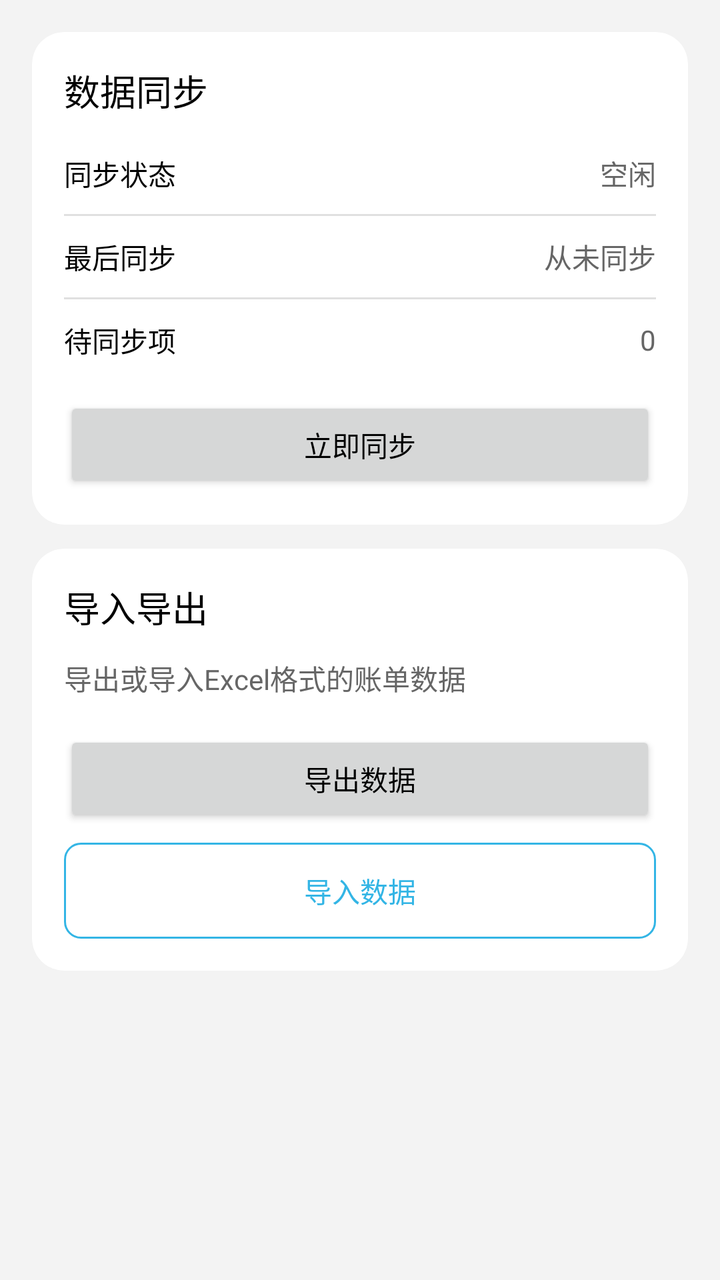
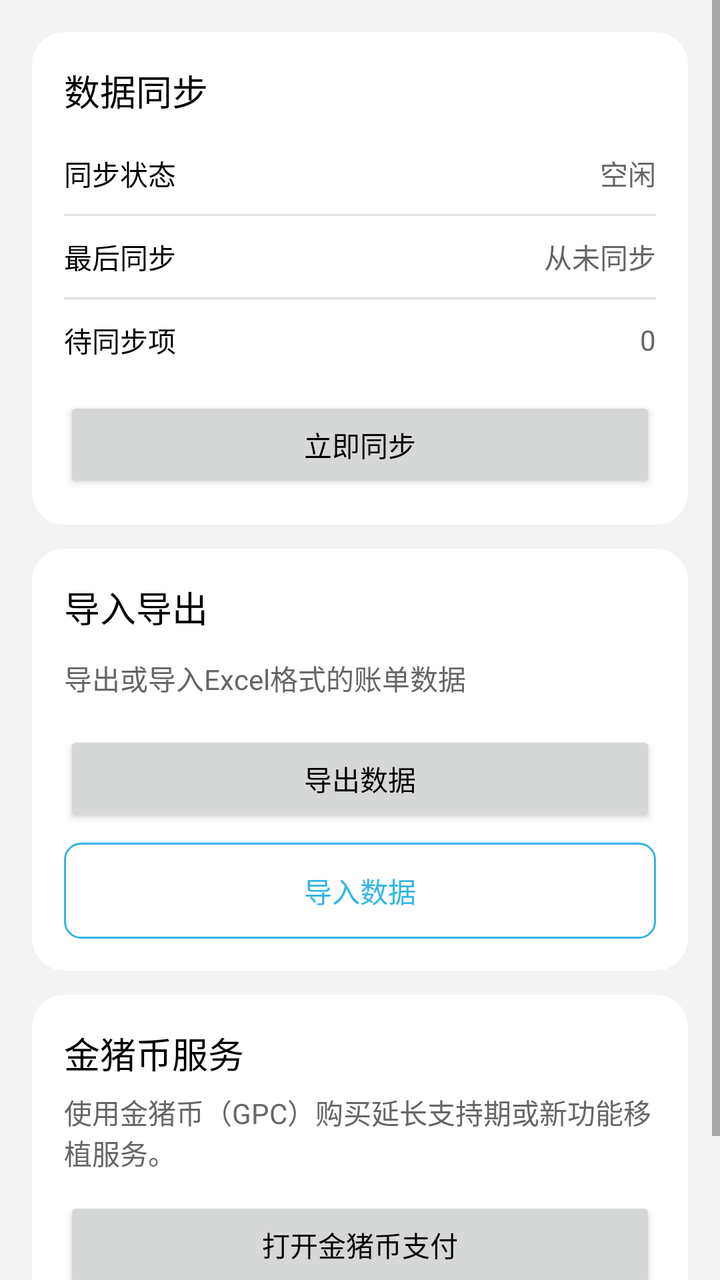

Compare the two renders of this Android layout. The source of the first and the diff that turns it into the second are given below.
<!-- AndroidManifest.xml: application theme AppTheme.NoActionBar -->
<!-- res/layout/fragment_settings.xml -->
<?xml version="1.0" encoding="utf-8"?>
<ScrollView xmlns:android="http://schemas.android.com/apk/res/android"
    xmlns:app="http://schemas.android.com/apk/res-auto"
    android:layout_width="match_parent"
    android:layout_height="match_parent"
    android:background="@color/app_background"
    android:fillViewport="true">

    <LinearLayout
        android:layout_width="match_parent"
        android:layout_height="wrap_content"
        android:orientation="vertical"
        android:padding="16dp">

        <FrameLayout
            android:id="@+id/contentContainer"
            android:layout_width="match_parent"
            android:layout_height="wrap_content">

            
            <LinearLayout
                android:id="@+id/dataSyncContent"
                android:layout_width="match_parent"
                android:layout_height="wrap_content"
                android:orientation="vertical">

                <androidx.cardview.widget.CardView
                    android:layout_width="match_parent"
                    android:layout_height="wrap_content"
                    android:layout_marginBottom="12dp"
                    app:cardBackgroundColor="?attr/colorSurface"
                    app:cardCornerRadius="16dp"
                    app:cardElevation="0dp">

                    <LinearLayout
                        android:layout_width="match_parent"
                        android:layout_height="wrap_content"
                        android:orientation="vertical"
                        android:padding="16dp">

                        <TextView
                            android:layout_width="match_parent"
                            android:layout_height="wrap_content"
                            android:layout_marginBottom="12dp"
                            android:text="@string/sync_title"
                            android:textAppearance="?attr/textAppearanceTitleMedium"
                            android:textColor="@color/text_primary" />

                        <LinearLayout
                            android:layout_width="match_parent"
                            android:layout_height="wrap_content"
                            android:gravity="center_vertical"
                            android:orientation="horizontal"
                            android:paddingVertical="6dp">

                            <TextView
                                android:layout_width="0dp"
                                android:layout_height="wrap_content"
                                android:layout_weight="1"
                                android:text="@string/sync_status"
                                android:textAppearance="?attr/textAppearanceBodyMedium"
                                android:textColor="@color/text_primary" />

                            <TextView
                                android:id="@+id/tvSyncStatus"
                                android:layout_width="wrap_content"
                                android:layout_height="wrap_content"
                                android:text="@string/sync_status_idle"
                                android:textAppearance="?attr/textAppearanceBodyMedium"
                                android:textColor="@color/text_secondary" />
                        </LinearLayout>

                        <View
                            android:layout_width="match_parent"
                            android:layout_height="1dp"
                            android:layout_marginVertical="4dp"
                            android:background="@color/divider" />

                        <LinearLayout
                            android:layout_width="match_parent"
                            android:layout_height="wrap_content"
                            android:gravity="center_vertical"
                            android:orientation="horizontal"
                            android:paddingVertical="6dp">

                            <TextView
                                android:layout_width="0dp"
                                android:layout_height="wrap_content"
                                android:layout_weight="1"
                                android:text="@string/sync_last_time"
                                android:textAppearance="?attr/textAppearanceBodyMedium"
                                android:textColor="@color/text_primary" />

                            <TextView
                                android:id="@+id/tvSyncLastTime"
                                android:layout_width="wrap_content"
                                android:layout_height="wrap_content"
                                android:text="@string/sync_never"
                                android:textAppearance="?attr/textAppearanceBodySmall"
                                android:textColor="@color/text_secondary" />
                        </LinearLayout>

                        <View
                            android:layout_width="match_parent"
                            android:layout_height="1dp"
                            android:layout_marginVertical="4dp"
                            android:background="@color/divider" />

                        <LinearLayout
                            android:layout_width="match_parent"
                            android:layout_height="wrap_content"
                            android:gravity="center_vertical"
                            android:orientation="horizontal"
                            android:paddingVertical="6dp">

                            <TextView
                                android:layout_width="0dp"
                                android:layout_height="wrap_content"
                                android:layout_weight="1"
                                android:text="@string/sync_pending_count"
                                android:textAppearance="?attr/textAppearanceBodyMedium"
                                android:textColor="@color/text_primary" />

                            <TextView
                                android:id="@+id/tvSyncPending"
                                android:layout_width="wrap_content"
                                android:layout_height="wrap_content"
                                android:text="0"
                                android:textAppearance="?attr/textAppearanceBodyMedium"
                                android:textColor="@color/text_secondary" />
                        </LinearLayout>

                        <Button
                            android:id="@+id/btnManualSync"
                            android:layout_width="match_parent"
                            android:layout_height="wrap_content"
                            android:layout_marginTop="12dp"
                            android:text="@string/sync_manual_trigger" />
                    </LinearLayout>
                </androidx.cardview.widget.CardView>

                <androidx.cardview.widget.CardView
                    android:layout_width="match_parent"
                    android:layout_height="wrap_content"
                    app:cardBackgroundColor="?attr/colorSurface"
                    app:cardCornerRadius="16dp"
                    app:cardElevation="0dp">

                    <LinearLayout
                        android:layout_width="match_parent"
                        android:layout_height="wrap_content"
                        android:orientation="vertical"
                        android:padding="16dp">

                        <TextView
                            android:layout_width="match_parent"
                            android:layout_height="wrap_content"
                            android:layout_marginBottom="12dp"
                            android:text="@string/data_import_export"
                            android:textAppearance="?attr/textAppearanceTitleMedium"
                            android:textColor="@color/text_primary" />

                        <TextView
                            android:layout_width="match_parent"
                            android:layout_height="wrap_content"
                            android:layout_marginBottom="16dp"
                            android:text="@string/data_import_export_description"
                            android:textAppearance="?attr/textAppearanceBodySmall"
                            android:textColor="@color/text_secondary" />

                        <Button
                            android:id="@+id/btnExport"
                            android:layout_width="match_parent"
                            android:layout_height="wrap_content"
                            android:text="@string/export_data" />

                        <Button
                            android:id="@+id/btnImport"
                            android:layout_width="match_parent"
                            android:layout_height="wrap_content"
                            android:layout_marginTop="8dp"
                            android:text="@string/import_data"
                            style="?attr/materialButtonOutlinedStyle" />
                    </LinearLayout>
                </androidx.cardview.widget.CardView>
            </LinearLayout>
        </FrameLayout>

        <TextView
            android:id="@+id/tvVersion"
            android:layout_width="match_parent"
            android:layout_height="wrap_content"
            android:layout_marginTop="16dp"
            android:layout_marginBottom="8dp"
            android:gravity="center_horizontal"
            android:textAppearance="?attr/textAppearanceBodySmall"
            android:textColor="@color/text_secondary" />

    </LinearLayout>
</ScrollView>
<!-- resources referenced by this layout -->
<resources>
  <color name="app_background">#FFF3F3F3</color>
  <color name="divider">#1F000000</color>
  <color name="text_primary">#FF000000</color>
  <color name="text_secondary">#FF666666</color>
  <string name="data_import_export">导入导出</string>
  <string name="data_import_export_description">导出或导入Excel格式的账单数据</string>
  <string name="export_data">导出数据</string>
  <string name="import_data">导入数据</string>
  <string name="sync_last_time">最后同步</string>
  <string name="sync_manual_trigger">立即同步</string>
  <string name="sync_never">从未同步</string>
  <string name="sync_pending_count">待同步项</string>
  <string name="sync_status">同步状态</string>
  <string name="sync_status_idle">空闲</string>
  <string name="sync_title">数据同步</string>
  <style name="AppTheme.NoActionBar" parent="AppTheme.Base" />
  <style name="AppTheme.Base" parent="Theme.AppCompat.DayNight.DarkActionBar">
          <item name="android:windowActionBar">false</item>
          <item name="android:windowNoTitle">true</item>
  
          
          <item name="android:colorAccent">@color/brand_primary</item>
          <item name="android:colorBackground">@color/app_background</item>
          <item name="android:textColorPrimary">@color/text_primary</item>
          <item name="android:textColorSecondary">@color/text_secondary</item>
          <item name="android:windowBackground">@color/app_background</item>
          <item name="android:actionBarStyle">@style/HoloActionBar</item>
          <item name="android:statusBarColor">@color/app_surface</item>
          
          <item name="android:windowLightStatusBar">@bool/light_system_bars</item>
          
          <item name="android:navigationBarColor">@android:color/black</item>
  
          
          <item name="colorPrimary">@color/brand_primary</item>
          <item name="colorPrimaryVariant">@color/brand_primary_variant</item>
          <item name="colorSecondary">@color/brand_secondary</item>
          <item name="colorSecondaryVariant">@color/brand_secondary_variant</item>
          <item name="colorOnPrimary">@color/on_primary</item>
          <item name="colorOnSecondary">@color/on_secondary</item>
          <item name="colorError">@color/app_error</item>
          <item name="colorOnError">@color/on_error</item>
          <item name="colorSurface">@color/app_surface</item>
          <item name="colorOnSurface">@color/text_primary</item>
          
          <item name="cardViewStyle">@style/HoloCardView</item>
          <item name="android:colorBackground">@color/app_background</item>
          <item name="colorOnBackground">@color/text_primary</item>
          <item name="colorOutline">@color/divider</item>
  
          
          <item name="textAppearanceTitleLarge">@style/TextAppearance.AppCompat.Large</item>
          <item name="textAppearanceTitleMedium">@style/TextAppearance.AppCompat.Medium</item>
          <item name="textAppearanceTitleSmall">@style/TextAppearance.AppCompat.Small</item>
          <item name="textAppearanceBodyLarge">@style/TextAppearance.AppCompat.Medium</item>
          <item name="textAppearanceBodyMedium">@style/TextAppearance.AppCompat.Small</item>
          <item name="textAppearanceBodySmall">@style/TextAppearance.AppCompat.Small</item>
  
          
          <item name="materialButtonOutlinedStyle">@style/Widget.Holo.OutlinedButton</item>
      </style>
  <color name="brand_primary">#FF33B5E5</color>
  <color name="app_surface">#FFFFFFFF</color>
  <color name="brand_primary_variant">#FF0099CC</color>
  <color name="brand_secondary">#FF33B5E5</color>
  <color name="brand_secondary_variant">#FF0099CC</color>
  <color name="on_primary">#FFFFFFFF</color>
  <color name="on_secondary">#FF000000</color>
  <color name="app_error">#FFCC0000</color>
  <color name="on_error">#FFFFFFFF</color>
  <style name="HoloCardView">
          <item name="cardBackgroundColor">@color/app_surface</item>
      </style>
  <!-- unchanged entries left out for length: 3 -->
</resources>

<!-- the commit's change to res/layout/fragment_settings.xml (unified diff, before → after) -->
@@ -181,6 +181,45 @@
                             android:layout_marginTop="8dp"
                             android:text="@string/import_data"
                             style="?attr/materialButtonOutlinedStyle" />
+                    </LinearLayout>
+                </androidx.cardview.widget.CardView>
+
+                <androidx.cardview.widget.CardView
+                    android:id="@+id/cardGoldPigCoin"
+                    android:layout_width="match_parent"
+                    android:layout_height="wrap_content"
+                    android:layout_marginTop="12dp"
+                    app:cardBackgroundColor="?attr/colorSurface"
+                    app:cardCornerRadius="16dp"
+                    app:cardElevation="0dp">
+
+                    <LinearLayout
+                        android:layout_width="match_parent"
+                        android:layout_height="wrap_content"
+                        android:orientation="vertical"
+                        android:padding="16dp">
+
+                        <TextView
+                            android:layout_width="match_parent"
+                            android:layout_height="wrap_content"
+                            android:layout_marginBottom="6dp"
+                            android:text="@string/gpc_service_title"
+                            android:textAppearance="?attr/textAppearanceTitleMedium"
+                            android:textColor="@color/text_primary" />
+
+                        <TextView
+                            android:layout_width="match_parent"
+                            android:layout_height="wrap_content"
+                            android:layout_marginBottom="12dp"
+                            android:text="@string/gpc_service_desc"
+                            android:textAppearance="?attr/textAppearanceBodySmall"
+                            android:textColor="@color/text_secondary" />
+
+                        <Button
+                            android:id="@+id/btnOpenGoldPigCoin"
+                            android:layout_width="match_parent"
+                            android:layout_height="wrap_content"
+                            android:text="@string/gpc_open_payment" />
                     </LinearLayout>
                 </androidx.cardview.widget.CardView>
             </LinearLayout>
<!-- resource entries referenced after the edit -->
@@ -7,6 +7,9 @@
   <string name="data_import_export">导入导出</string>
   <string name="data_import_export_description">导出或导入Excel格式的账单数据</string>
   <string name="export_data">导出数据</string>
+  <string name="gpc_open_payment">打开金猪币支付</string>
+  <string name="gpc_service_desc">使用金猪币（GPC）购买延长支持期或新功能移植服务。</string>
+  <string name="gpc_service_title">金猪币服务</string>
   <string name="import_data">导入数据</string>
   <string name="sync_last_time">最后同步</string>
   <string name="sync_manual_trigger">立即同步</string>
@@ -46,7 +49,6 @@
           <item name="colorOnSurface">@color/text_primary</item>
           
           <item name="cardViewStyle">@style/HoloCardView</item>
-          <item name="android:colorBackground">@color/app_background</item>
           <item name="colorOnBackground">@color/text_primary</item>
           <item name="colorOutline">@color/divider</item>
   
